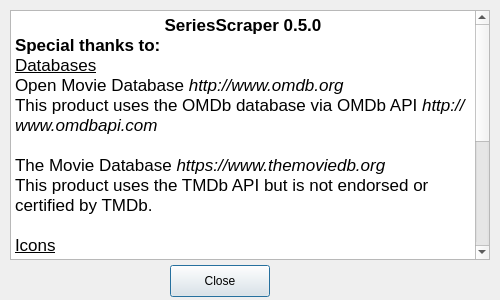
Before: the Qt Designer form SeriesScraper/aboutdialog.ui in martinLutz1/SeriesScraper, drawn with Qt 5.
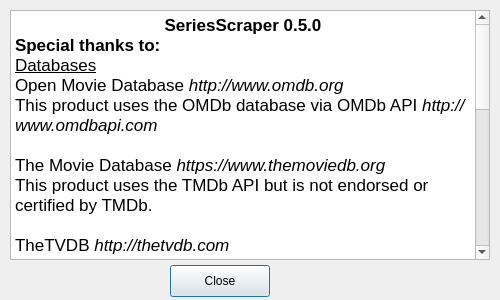
After: the same form once the commit is applied. Icons and pictures are not drawn.

Commit message: Added some credits. Added progress indicator for series and path

```diff
--- a/SeriesScraper/aboutdialog.ui
+++ b/SeriesScraper/aboutdialog.ui
@@ -80,12 +80,19 @@
 &lt;p style=&quot; margin-top:0px; margin-bottom:0px; margin-left:0px; margin-right:0px; -qt-block-indent:0; text-indent:0px;&quot;&gt;&lt;img src=&quot;:/images/application_logos/tmdb.png&quot; style=&quot;float: right;&quot; /&gt;&lt;/p&gt;
 &lt;p style=&quot; margin-top:0px; margin-bottom:0px; margin-left:0px; margin-right:0px; -qt-block-indent:0; text-indent:0px;&quot;&gt;&lt;span style=&quot; font-family:'Helvetica'; font-size:13pt;&quot;&gt;The Movie Database &lt;/span&gt;&lt;span style=&quot; font-family:'Helvetica'; font-size:13pt; font-style:italic;&quot;&gt;https://www.themoviedb.org&lt;/span&gt;&lt;/p&gt;
 &lt;p style=&quot; margin-top:0px; margin-bottom:0px; margin-left:0px; margin-right:0px; -qt-block-indent:0; text-indent:0px;&quot;&gt;&lt;span style=&quot; font-family:'Helvetica'; font-size:13pt;&quot;&gt;This product uses the TMDb API but is not endorsed or certified by TMDb.&lt;/span&gt;&lt;/p&gt;
-&lt;p style=&quot;-qt-paragraph-type:empty; margin-top:0px; margin-bottom:0px; margin-left:0px; margin-right:0px; -qt-block-indent:0; text-indent:0px; font-family:'.SF NS Text'; font-size:13pt;&quot;&gt;&lt;br /&gt;&lt;/p&gt;
+&lt;p style=&quot;-qt-paragraph-type:empty; margin-top:0px; margin-bottom:0px; margin-left:0px; margin-right:0px; -qt-block-indent:0; text-indent:0px; font-family:'Helvetica'; font-size:13pt;&quot;&gt;&lt;br /&gt;&lt;/p&gt;
+&lt;p style=&quot; margin-top:0px; margin-bottom:0px; margin-left:0px; margin-right:0px; -qt-block-indent:0; text-indent:0px;&quot;&gt;&lt;span style=&quot; font-family:'Helvetica'; font-size:13pt;&quot;&gt;TheTVDB &lt;/span&gt;&lt;span style=&quot; font-family:'Helvetica'; font-size:13pt; font-style:italic;&quot;&gt;http://thetvdb.com&lt;/span&gt;&lt;/p&gt;
+&lt;p style=&quot; margin-top:0px; margin-bottom:0px; margin-left:0px; margin-right:0px; -qt-block-indent:0; text-indent:0px;&quot;&gt;&lt;span style=&quot; font-family:'Helvetica'; font-size:13pt;&quot;&gt;This product uses TheTVDB REST API v2. Please contribute!&lt;/span&gt;&lt;/p&gt;
+&lt;p style=&quot;-qt-paragraph-type:empty; margin-top:0px; margin-bottom:0px; margin-left:0px; margin-right:0px; -qt-block-indent:0; text-indent:0px; font-family:'Helvetica'; font-size:13pt;&quot;&gt;&lt;br /&gt;&lt;/p&gt;
 &lt;p style=&quot; margin-top:0px; margin-bottom:0px; margin-left:0px; margin-right:0px; -qt-block-indent:0; text-indent:0px;&quot;&gt;&lt;span style=&quot; font-family:'.SF NS Text'; font-size:13pt; text-decoration: underline;&quot;&gt;Icons&lt;/span&gt;&lt;/p&gt;
 &lt;p style=&quot; margin-top:0px; margin-bottom:0px; margin-left:0px; margin-right:0px; -qt-block-indent:0; text-indent:0px;&quot;&gt;&lt;span style=&quot; font-family:'.SF NS Text'; font-size:13pt;&quot;&gt;Paomedia &lt;/span&gt;&lt;span style=&quot; font-family:'.SF NS Text'; font-size:13pt; font-style:italic;&quot;&gt;https://www.iconfinder.com/iconsets/small-n-flat&lt;/span&gt;&lt;/p&gt;
 &lt;p style=&quot; margin-top:0px; margin-bottom:0px; margin-left:0px; margin-right:0px; -qt-block-indent:0; text-indent:0px;&quot;&gt;&lt;span style=&quot; font-family:'.SF NS Text'; font-size:13pt;&quot;&gt;Webdesigner Depot &lt;/span&gt;&lt;span style=&quot; font-family:'.SF NS Text'; font-size:13pt; font-style:italic;&quot;&gt;http://www.webdesignerdepot.com&lt;/span&gt;&lt;/p&gt;
+&lt;p style=&quot;-qt-paragraph-type:empty; margin-top:0px; margin-bottom:0px; margin-left:0px; margin-right:0px; -qt-block-indent:0; text-indent:0px; font-family:'.SF NS Text'; font-size:13pt; font-style:italic;&quot;&gt;&lt;br /&gt;&lt;/p&gt;
 &lt;p style=&quot; margin-top:0px; margin-bottom:0px; margin-left:0px; margin-right:0px; -qt-block-indent:0; text-indent:0px;&quot;&gt;&lt;span style=&quot; font-family:'.SF NS Text'; font-size:13pt;&quot;&gt;Thanks for the beautiful icons.&lt;/span&gt;&lt;/p&gt;
 &lt;p style=&quot;-qt-paragraph-type:empty; margin-top:0px; margin-bottom:0px; margin-left:0px; margin-right:0px; -qt-block-indent:0; text-indent:0px; font-family:'.SF NS Text'; font-size:13pt;&quot;&gt;&lt;br /&gt;&lt;/p&gt;
+&lt;p style=&quot; margin-top:0px; margin-bottom:0px; margin-left:0px; margin-right:0px; -qt-block-indent:0; text-indent:0px;&quot;&gt;&lt;span style=&quot; font-family:'.SF NS Text'; font-size:13pt; text-decoration: underline;&quot;&gt;Custom Widgets&lt;/span&gt;&lt;/p&gt;
+&lt;p style=&quot; margin-top:0px; margin-bottom:0px; margin-left:0px; margin-right:0px; -qt-block-indent:0; text-indent:0px;&quot;&gt;&lt;span style=&quot; font-family:'.SF NS Text'; font-size:13pt;&quot;&gt;QProgressIndicator &lt;/span&gt;&lt;span style=&quot; font-family:'.SF NS Text'; font-size:13pt; font-style:italic;&quot;&gt;https://github.com/mojocorp/QProgressIndicator&lt;/span&gt;&lt;/p&gt;
+&lt;p style=&quot;-qt-paragraph-type:empty; margin-top:0px; margin-bottom:0px; margin-left:0px; margin-right:0px; -qt-block-indent:0; text-indent:0px; font-family:'.SF NS Text'; font-size:13pt;&quot;&gt;&lt;br /&gt;&lt;/p&gt;
 &lt;p style=&quot; margin-top:0px; margin-bottom:0px; margin-left:0px; margin-right:0px; -qt-block-indent:0; text-indent:0px;&quot;&gt;&lt;span style=&quot; font-family:'.SF NS Text'; font-size:13pt; font-weight:600;&quot;&gt;Contributors:&lt;/span&gt;&lt;/p&gt;
 &lt;p style=&quot; margin-top:0px; margin-bottom:0px; margin-left:0px; margin-right:0px; -qt-block-indent:0; text-indent:0px;&quot;&gt;&lt;span style=&quot; font-family:'Helvetica'; font-size:13pt;&quot;&gt;Albert Laudenschliger: Basic Language support and testing&lt;/span&gt;&lt;/p&gt;
 &lt;p align=&quot;center&quot; style=&quot;-qt-paragraph-type:empty; margin-top:0px; margin-bottom:0px; margin-left:0px; margin-right:0px; -qt-block-indent:0; text-indent:0px; font-family:'.SF NS Text'; font-size:13pt;&quot;&gt;&lt;br /&gt;&lt;/p&gt;
```
The commit also changes 6 other files.
